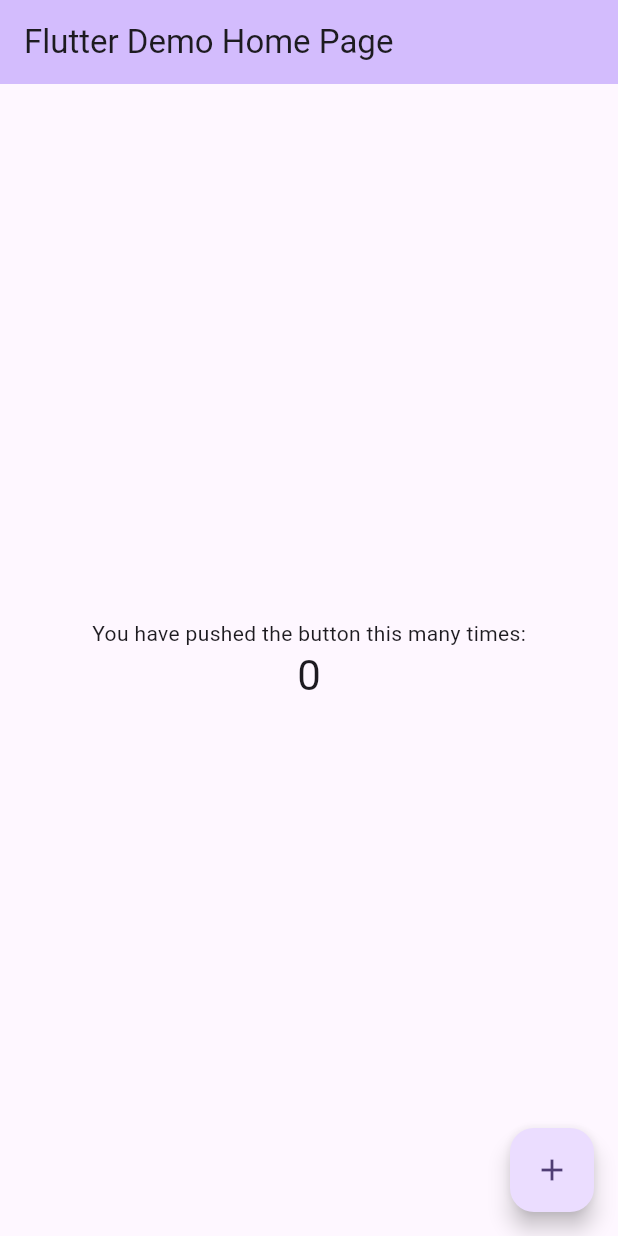
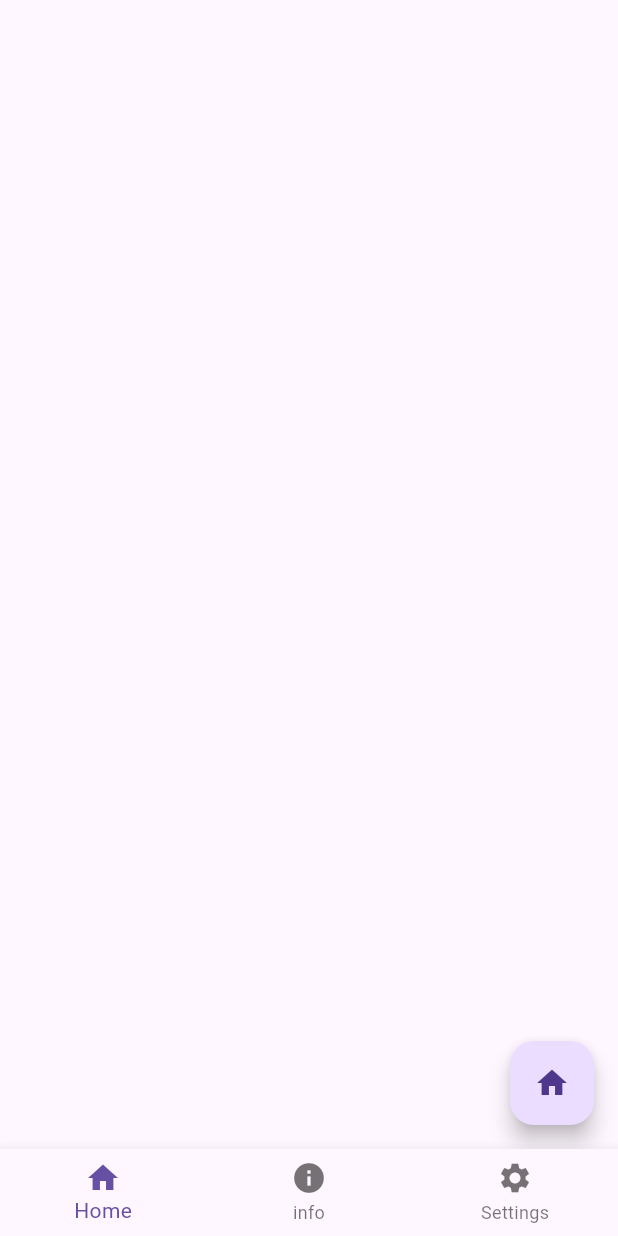
Before and after one commit to sabin6969/animated_fab, a Flutter app: the screen it shows after launch, on a phone screen of 412 x 824 dp. Run offline on Flutter 3.47's test engine with Material 3 defaults, Android fonts, the phone set to English and light mode, and no system bars.

Commit message:
Implement dashboard layout with navigation and add home, info, and settings pages

```diff
--- /dev/null
+++ b/lib/dashboard_page.dart
@@ -0,0 +1,53 @@
+import 'package:animated_fab/home_page.dart';
+import 'package:animated_fab/info_page.dart';
+import 'package:animated_fab/settings_page.dart';
+import 'package:flutter/material.dart';
+
+class DashboardPage extends StatefulWidget {
+  const DashboardPage({super.key});
+
+  @override
+  State<DashboardPage> createState() => _DashboardPageState();
+}
+
+class _DashboardPageState extends State<DashboardPage> {
+  int _index = 0;
+
+  final List<Widget> _pages = [
+    HomePage(),
+    InfoPage(),
+    SettingsPage(),
+  ];
+
+  @override
+  Widget build(BuildContext context) {
+    return Scaffold(
+      body: _pages[_index],
+      bottomNavigationBar: BottomNavigationBar(
+        onTap: (value) {
+          _index = value;
+          setState(() {});
+        },
+        currentIndex: _index,
+        items: [
+          BottomNavigationBarItem(
+            icon: const Icon(Icons.home),
+            label: "Home",
+          ),
+          BottomNavigationBarItem(
+            icon: const Icon(
+              Icons.info,
+            ),
+            label: "info",
+          ),
+          BottomNavigationBarItem(
+            icon: const Icon(
+              Icons.settings,
+            ),
+            label: "Settings",
+          )
+        ],
+      ),
+    );
+  }
+}
--- /dev/null
+++ b/lib/home_page.dart
@@ -0,0 +1,23 @@
+import 'package:animated_fab/widgets/custom_animated_icon.dart';
+import 'package:flutter/material.dart';
+
+class HomePage extends StatefulWidget {
+  const HomePage({super.key});
+
+  @override
+  State<HomePage> createState() => _HomePageState();
+}
+
+class _HomePageState extends State<HomePage> {
+  @override
+  Widget build(BuildContext context) {
+    return Scaffold(
+      floatingActionButton: FloatingActionButton(
+        onPressed: () {},
+        child: CustomAnimatedIcon(
+          iconData: Icons.home,
+        ),
+      ),
+    );
+  }
+}
--- /dev/null
+++ b/lib/info_page.dart
@@ -0,0 +1,23 @@
+import 'package:animated_fab/widgets/custom_animated_icon.dart';
+import 'package:flutter/material.dart';
+
+class InfoPage extends StatefulWidget {
+  const InfoPage({super.key});
+
+  @override
+  State<InfoPage> createState() => _InfoPageState();
+}
+
+class _InfoPageState extends State<InfoPage> {
+  @override
+  Widget build(BuildContext context) {
+    return Scaffold(
+      floatingActionButton: FloatingActionButton(
+        onPressed: () {},
+        child: CustomAnimatedIcon(
+          iconData: Icons.info,
+        ),
+      ),
+    );
+  }
+}
--- a/lib/main.dart
+++ b/lib/main.dart
@@ -1,125 +1,18 @@
+import 'package:animated_fab/dashboard_page.dart';
 import 'package:flutter/material.dart';
 
 void main() {
-  runApp(const MyApp());
+  runApp(MyApp());
 }
 
 class MyApp extends StatelessWidget {
   const MyApp({super.key});
 
-  // This widget is the root of your application.
   @override
   Widget build(BuildContext context) {
     return MaterialApp(
-      title: 'Flutter Demo',
-      theme: ThemeData(
-        // This is the theme of your application.
-        //
-        // TRY THIS: Try running your application with "flutter run". You'll see
-        // the application has a purple toolbar. Then, without quitting the app,
-        // try changing the seedColor in the colorScheme below to Colors.green
-        // and then invoke "hot reload" (save your changes or press the "hot
-        // reload" button in a Flutter-supported IDE, or press "r" if you used
-        // the command line to start the app).
-        //
-        // Notice that the counter didn't reset back to zero; the application
-        // state is not lost during the reload. To reset the state, use hot
-        // restart instead.
-        //
-        // This works for code too, not just values: Most code changes can be
-        // tested with just a hot reload.
-        colorScheme: ColorScheme.fromSeed(seedColor: Colors.deepPurple),
-        useMaterial3: true,
-      ),
-      home: const MyHomePage(title: 'Flutter Demo Home Page'),
+      debugShowCheckedModeBanner: true,
+      home: DashboardPage(),
     );
   }
 }
-
-class MyHomePage extends StatefulWidget {
-  const MyHomePage({super.key, required this.title});
-
-  // This widget is the home page of your application. It is stateful, meaning
-  // that it has a State object (defined below) that contains fields that affect
-  // how it looks.
-
-  // This class is the configuration for the state. It holds the values (in this
-  // case the title) provided by the parent (in this case the App widget) and
-  // used by the build method of the State. Fields in a Widget subclass are
-  // always marked "final".
-
-  final String title;
-
-  @override
-  State<MyHomePage> createState() => _MyHomePageState();
-}
-
-class _MyHomePageState extends State<MyHomePage> {
-  int _counter = 0;
-
-  void _incrementCounter() {
-    setState(() {
-      // This call to setState tells the Flutter framework that something has
-      // changed in this State, which causes it to rerun the build method below
-      // so that the display can reflect the updated values. If we changed
-      // _counter without calling setState(), then the build method would not be
-      // called again, and so nothing would appear to happen.
-      _counter++;
-    });
-  }
-
-  @override
-  Widget build(BuildContext context) {
-    // This method is rerun every time setState is called, for instance as done
-    // by the _incrementCounter method above.
-    //
-    // The Flutter framework has been optimized to make rerunning build methods
-    // fast, so that you can just rebuild anything that needs updating rather
-    // than having to individually change instances of widgets.
-    return Scaffold(
-      appBar: AppBar(
-        // TRY THIS: Try changing the color here to a specific color (to
-        // Colors.amber, perhaps?) and trigger a hot reload to see the AppBar
-        // change color while the other colors stay the same.
-        backgroundColor: Theme.of(context).colorScheme.inversePrimary,
-        // Here we take the value from the MyHomePage object that was created by
-        // the App.build method, and use it to set our appbar title.
-        title: Text(widget.title),
-      ),
-      body: Center(
-        // Center is a layout widget. It takes a single child and positions it
-        // in the middle of the parent.
-        child: Column(
-          // Column is also a layout widget. It takes a list of children and
-          // arranges them vertically. By default, it sizes itself to fit its
-          // children horizontally, and tries to be as tall as its parent.
-          //
-          // Column has various properties to control how it sizes itself and
-          // how it positions its children. Here we use mainAxisAlignment to
-          // center the children vertically; the main axis here is the vertical
-          // axis because Columns are vertical (the cross axis would be
-          // horizontal).
-          //
-          // TRY THIS: Invoke "debug painting" (choose the "Toggle Debug Paint"
-          // action in the IDE, or press "p" in the console), to see the
-          // wireframe for each widget.
-          mainAxisAlignment: MainAxisAlignment.center,
-          children: <Widget>[
-            const Text(
-              'You have pushed the button this many times:',
-            ),
-            Text(
-              '$_counter',
-              style: Theme.of(context).textTheme.headlineMedium,
-            ),
-          ],
-        ),
-      ),
-      floatingActionButton: FloatingActionButton(
-        onPressed: _incrementCounter,
-        tooltip: 'Increment',
-        child: const Icon(Icons.add),
-      ), // This trailing comma makes auto-formatting nicer for build methods.
-    );
-  }
-}
--- /dev/null
+++ b/lib/settings_page.dart
@@ -0,0 +1,23 @@
+import 'package:animated_fab/widgets/custom_animated_icon.dart';
+import 'package:flutter/material.dart';
+
+class SettingsPage extends StatefulWidget {
+  const SettingsPage({super.key});
+
+  @override
+  State<SettingsPage> createState() => _SettingsPageState();
+}
+
+class _SettingsPageState extends State<SettingsPage> {
+  @override
+  Widget build(BuildContext context) {
+    return Scaffold(
+      floatingActionButton: FloatingActionButton(
+        onPressed: () {},
+        child: CustomAnimatedIcon(
+          iconData: Icons.settings,
+        ),
+      ),
+    );
+  }
+}
--- /dev/null
+++ b/lib/widgets/custom_animated_icon.dart
@@ -0,0 +1,62 @@
+import 'dart:math';
+
+import 'package:flutter/material.dart';
+
+class CustomAnimatedIcon extends StatefulWidget {
+  final IconData iconData;
+  const CustomAnimatedIcon({
+    super.key,
+    required this.iconData,
+  });
+
+  @override
+  State<CustomAnimatedIcon> createState() => _CustomAnimatedIconState();
+}
+
+class _CustomAnimatedIconState extends State<CustomAnimatedIcon>
+    with SingleTickerProviderStateMixin {
+  late AnimationController _animationController;
+
+  late Animation _animation;
+
+  @override
+  void initState() {
+    _animationController = AnimationController(
+      vsync: this,
+      duration: const Duration(
+        milliseconds: 200,
+      ),
+    );
+
+    _animation = Tween<double>(
+      begin: 0,
+      end: 2 * pi,
+    ).animate(
+      CurvedAnimation(
+        parent: _animationController,
+        curve: Curves.bounceIn,
+      ),
+    );
+    _animationController.forward();
+    super.initState();
+  }
+
+  @override
+  Widget build(BuildContext context) {
+    return AnimatedBuilder(
+      animation: _animationController,
+      builder: (context, child) {
+        return Transform(
+          alignment: Alignment.center,
+          transform: Matrix4.identity()
+            ..rotateZ(
+              _animation.value,
+            ),
+          child: Icon(
+            widget.iconData,
+          ),
+        );
+      },
+    );
+  }
+}
```
